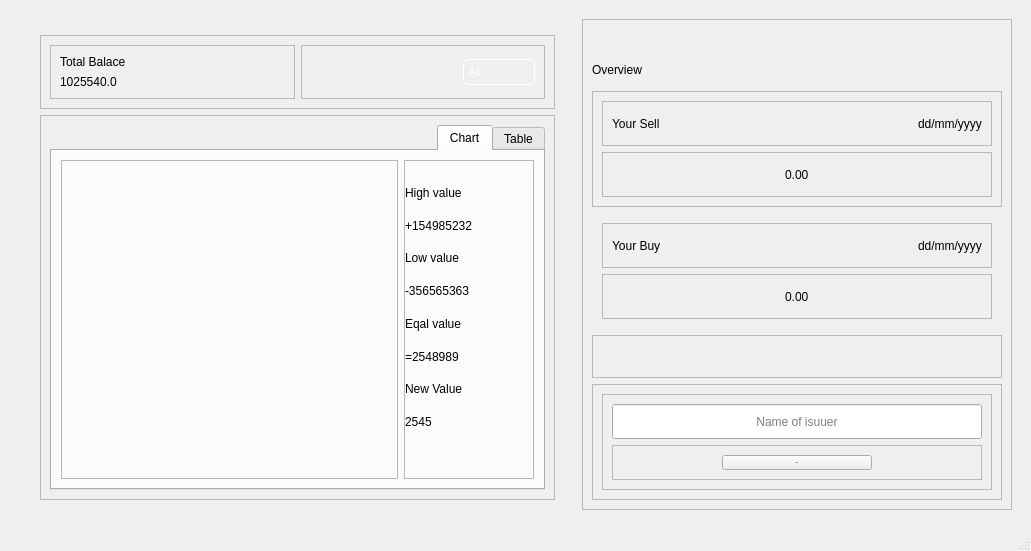
First picture: the form in untitled.ui, repository Bhavanah3131/dataAnalysis_project, before the edit.
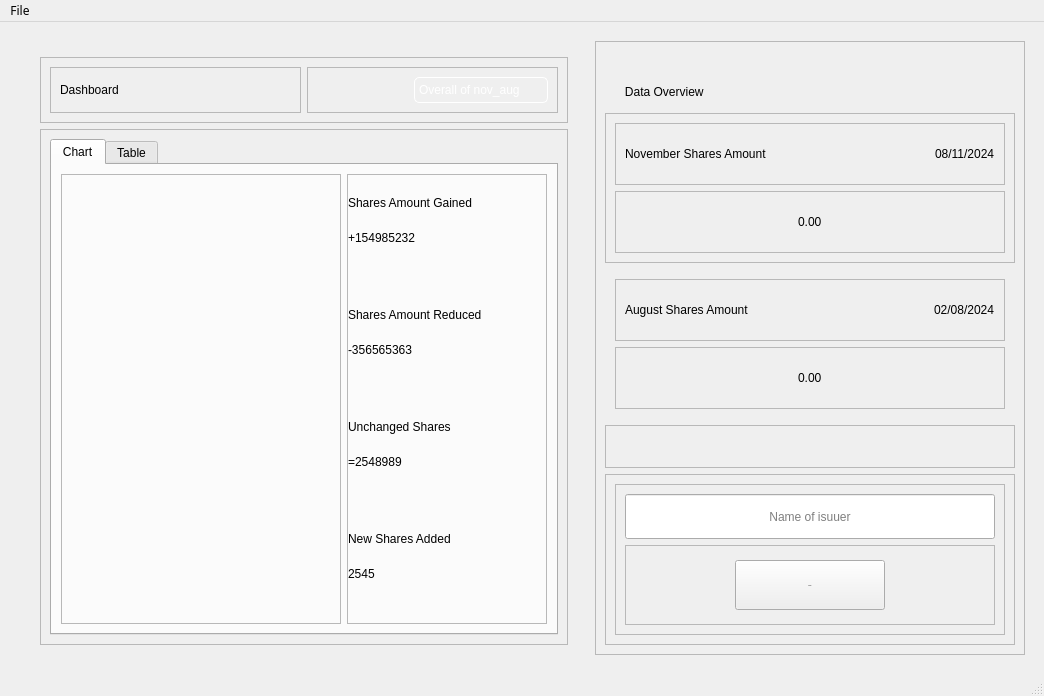
Second picture: the form after the edit. Icons and pictures are not drawn.

Patch:
```diff
--- a/untitled.ui
+++ b/untitled.ui
@@ -6,8 +6,8 @@
    <rect>
     <x>0</x>
     <y>0</y>
-    <width>1031</width>
-    <height>551</height>
+    <width>1044</width>
+    <height>696</height>
    </rect>
   </property>
   <property name="font">
@@ -124,23 +124,13 @@
                 <enum>QFrame::Raised</enum>
                </property>
                <layout class="QVBoxLayout" name="verticalLayout">
-                <item>
-                 <widget class="QLabel" name="label_2">
-                  <property name="styleSheet">
-                   <string notr="true"/>
-                  </property>
-                  <property name="text">
-                   <string>Total Balace</string>
-                  </property>
-                 </widget>
-                </item>
                 <item>
                  <widget class="QLabel" name="label_3">
                   <property name="styleSheet">
                    <string notr="true"/>
                   </property>
                   <property name="text">
-                   <string>1025540.0</string>
+                   <string>Dashboard</string>
                   </property>
                   <property name="scaledContents">
                    <bool>true</bool>
@@ -221,7 +211,7 @@
                   </property>
                   <item>
                    <property name="text">
-                    <string>All</string>
+                    <string>Overall of nov_aug</string>
                    </property>
                   </item>
                   <item>
@@ -260,6 +250,9 @@
               <verstretch>0</verstretch>
              </sizepolicy>
             </property>
+            <property name="layoutDirection">
+             <enum>Qt::LeftToRight</enum>
+            </property>
             <property name="styleSheet">
              <string notr="true"/>
             </property>
@@ -272,8 +265,14 @@
             <layout class="QVBoxLayout" name="verticalLayout_10">
              <item>
               <widget class="QTabWidget" name="tabWidget">
+               <property name="sizePolicy">
+                <sizepolicy hsizetype="Preferred" vsizetype="Expanding">
+                 <horstretch>0</horstretch>
+                 <verstretch>0</verstretch>
+                </sizepolicy>
+               </property>
                <property name="layoutDirection">
-                <enum>Qt::RightToLeft</enum>
+                <enum>Qt::LeftToRight</enum>
                </property>
                <property name="styleSheet">
                 <string notr="true">    @font-face {
@@ -302,12 +301,242 @@
         background: rgba(255, 255, 255, 0.1); /* Hover effect */
     }</string>
                </property>
+               <property name="tabPosition">
+                <enum>QTabWidget::North</enum>
+               </property>
                <property name="tabShape">
                 <enum>QTabWidget::Rounded</enum>
                </property>
                <property name="currentIndex">
                 <number>1</number>
                </property>
+               <widget class="QWidget" name="tabWidgetPage2">
+                <attribute name="title">
+                 <string>Chart</string>
+                </attribute>
+                <layout class="QHBoxLayout" name="horizontalLayout_2">
+                 <item>
+                  <widget class="QFrame" name="frame_18">
+                   <property name="sizePolicy">
+                    <sizepolicy hsizetype="Expanding" vsizetype="Expanding">
+                     <horstretch>0</horstretch>
+                     <verstretch>0</verstretch>
+                    </sizepolicy>
+                   </property>
+                   <property name="maximumSize">
+                    <size>
+                     <width>617</width>
+                     <height>16777215</height>
+                    </size>
+                   </property>
+                   <property name="styleSheet">
+                    <string notr="true">    @font-face {
+        font-family: &quot;Railway&quot;;
+        src: url(:/fonts/1x/Railway.otf);
+    }
+#frame_18{
+	font-family:&quot;Railway&quot;;
+	background-color: transparent;
+}</string>
+                   </property>
+                   <property name="frameShape">
+                    <enum>QFrame::StyledPanel</enum>
+                   </property>
+                   <property name="frameShadow">
+                    <enum>QFrame::Raised</enum>
+                   </property>
+                   <layout class="QVBoxLayout" name="verticalLayout_14">
+                    <property name="leftMargin">
+                     <number>1</number>
+                    </property>
+                    <property name="topMargin">
+                     <number>1</number>
+                    </property>
+                    <property name="rightMargin">
+                     <number>1</number>
+                    </property>
+                    <property name="bottomMargin">
+                     <number>1</number>
+                    </property>
+                   </layout>
+                  </widget>
+                 </item>
+                 <item>
+                  <widget class="QFrame" name="frame_19">
+                   <property name="sizePolicy">
+                    <sizepolicy hsizetype="Expanding" vsizetype="Expanding">
+                     <horstretch>0</horstretch>
+                     <verstretch>0</verstretch>
+                    </sizepolicy>
+                   </property>
+                   <property name="maximumSize">
+                    <size>
+                     <width>200</width>
+                     <height>16777215</height>
+                    </size>
+                   </property>
+                   <property name="styleSheet">
+                    <string notr="true">    @font-face {
+        font-family: &quot;Railway&quot;;
+        src: url(:/fonts/1x/Railway.otf);
+    }
+QFrame{
+	
+	font-size: 14pt;
+	font-family: &quot;Railway&quot;;
+	color: rgb(255, 255, 255);
+}
+#high_lbl{
+	color: rgb(0, 159, 0);
+	font-size: 15pt;font-family: &quot;Railway&quot;;
+}
+#low_lbl{
+	color: rgb(255, 0, 0);
+	font-size: 15pt;font-family: &quot;Railway&quot;;
+}
+#equal_lbl{
+	color: rgb(255, 255, 127);
+	font-size: 15pt;font-family: &quot;Railway&quot;;
+}
+#new_lbl{
+	color: rgb(0, 170, 255);
+	font-size: 15pt;font-family: &quot;Railway&quot;;
+}</string>
+                   </property>
+                   <property name="frameShape">
+                    <enum>QFrame::StyledPanel</enum>
+                   </property>
+                   <property name="frameShadow">
+                    <enum>QFrame::Raised</enum>
+                   </property>
+                   <layout class="QVBoxLayout" name="verticalLayout_13">
+                    <property name="spacing">
+                     <number>0</number>
+                    </property>
+                    <property name="leftMargin">
+                     <number>0</number>
+                    </property>
+                    <property name="topMargin">
+                     <number>0</number>
+                    </property>
+                    <property name="rightMargin">
+                     <number>0</number>
+                    </property>
+                    <property name="bottomMargin">
+                     <number>0</number>
+                    </property>
+                    <item alignment="Qt::AlignVCenter">
+                     <widget class="QLabel" name="high">
+                      <property name="text">
+                       <string>Shares Amount Gained</string>
+                      </property>
+                      <property name="textFormat">
+                       <enum>Qt::AutoText</enum>
+                      </property>
+                      <property name="scaledContents">
+                       <bool>false</bool>
+                      </property>
+                      <property name="wordWrap">
+                       <bool>false</bool>
+                      </property>
+                     </widget>
+                    </item>
+                    <item alignment="Qt::AlignTop">
+                     <widget class="QLabel" name="high_lbl">
+                      <property name="sizePolicy">
+                       <sizepolicy hsizetype="Expanding" vsizetype="Preferred">
+                        <horstretch>0</horstretch>
+                        <verstretch>0</verstretch>
+                       </sizepolicy>
+                      </property>
+                      <property name="text">
+                       <string>+154985232</string>
+                      </property>
+                      <property name="scaledContents">
+                       <bool>true</bool>
+                      </property>
+                     </widget>
+                    </item>
+                    <item alignment="Qt::AlignVCenter">
+                     <widget class="QLabel" name="low">
+                      <property name="text">
+                       <string>Shares Amount Reduced</string>
+                      </property>
+                     </widget>
+                    </item>
+                    <item alignment="Qt::AlignTop">
+                     <widget class="QLabel" name="low_lbl">
+                      <property name="sizePolicy">
+                       <sizepolicy hsizetype="Expanding" vsizetype="Preferred">
+                        <horstretch>0</horstretch>
+                        <verstretch>0</verstretch>
+                       </sizepolicy>
+                      </property>
+                      <property name="text">
+                       <string>-356565363</string>
+                      </property>
+                      <property name="scaledContents">
+                       <bool>true</bool>
+                      </property>
+                     </widget>
+                    </item>
+                    <item>
+                     <widget class="QLabel" name="equal">
+                      <property name="styleSheet">
+                       <string notr="true">#frame_19{
+	color: rgb(255, 255, 255);
+	font: 8pt &quot;Railway&quot;;
+}</string>
+                      </property>
+                      <property name="text">
+                       <string>Unchanged Shares </string>
+                      </property>
+                     </widget>
+                    </item>
+                    <item alignment="Qt::AlignTop">
+                     <widget class="QLabel" name="equal_lbl">
+                      <property name="sizePolicy">
+                       <sizepolicy hsizetype="Expanding" vsizetype="Preferred">
+                        <horstretch>0</horstretch>
+                        <verstretch>0</verstretch>
+                       </sizepolicy>
+                      </property>
+                      <property name="text">
+                       <string>=2548989</string>
+                      </property>
+                      <property name="scaledContents">
+                       <bool>true</bool>
+                      </property>
+                     </widget>
+                    </item>
+                    <item>
+                     <widget class="QLabel" name="new_">
+                      <property name="text">
+                       <string>New Shares Added</string>
+                      </property>
+                     </widget>
+                    </item>
+                    <item alignment="Qt::AlignTop">
+                     <widget class="QLabel" name="new_lbl">
+                      <property name="sizePolicy">
+                       <sizepolicy hsizetype="Expanding" vsizetype="Preferred">
+                        <horstretch>0</horstretch>
+                        <verstretch>0</verstretch>
+                       </sizepolicy>
+                      </property>
+                      <property name="text">
+                       <string>2545</string>
+                      </property>
+                      <property name="scaledContents">
+                       <bool>true</bool>
+                      </property>
+                     </widget>
+                    </item>
+                   </layout>
+                  </widget>
+                 </item>
+                </layout>
+               </widget>
                <widget class="QWidget" name="tabWidgetPage1">
                 <attribute name="title">
                  <string>Table</string>
@@ -437,207 +666,6 @@
                  </item>
                 </layout>
                </widget>
-               <widget class="QWidget" name="tabWidgetPage2">
-                <attribute name="title">
-                 <string>Chart</string>
-                </attribute>
-                <layout class="QHBoxLayout" name="horizontalLayout_2">
-                 <item>
-                  <widget class="QFrame" name="frame_19">
-                   <property name="maximumSize">
-                    <size>
-                     <width>130</width>
-                     <height>16777212</height>
-                    </size>
-                   </property>
-                   <property name="styleSheet">
-                    <string notr="true">    @font-face {
-        font-family: &quot;Railway&quot;;
-        src: url(:/fonts/1x/Railway.otf);
-    }
-QFrame{
-	
-	font-size: 10pt;
-	font-family: &quot;Railway&quot;;
-	color: rgb(255, 255, 255);
-}
-#high_lbl{
-	color: rgb(0, 159, 0);
-	font-size: 15pt;font-family: &quot;Railway&quot;;
-}
-#low_lbl{
-	color: rgb(255, 0, 0);
-	font-size: 15pt;font-family: &quot;Railway&quot;;
-}
-#equal_lbl{
-	color: rgb(255, 255, 127);
-	font-size: 15pt;font-family: &quot;Railway&quot;;
-}
-#new_lbl{
-	color: rgb(0, 170, 255);
-	font-size: 15pt;font-family: &quot;Railway&quot;;
-}</string>
-                   </property>
-                   <property name="frameShape">
-                    <enum>QFrame::StyledPanel</enum>
-                   </property>
-                   <property name="frameShadow">
-                    <enum>QFrame::Raised</enum>
-                   </property>
-                   <layout class="QVBoxLayout" name="verticalLayout_13">
-                    <property name="spacing">
-                     <number>0</number>
-                    </property>
-                    <property name="leftMargin">
-                     <number>0</number>
-                    </property>
-                    <property name="topMargin">
-                     <number>15</number>
-                    </property>
-                    <property name="rightMargin">
-                     <number>0</number>
-                    </property>
-                    <property name="bottomMargin">
-                     <number>40</number>
-                    </property>
-                    <item>
-                     <widget class="QLabel" name="high">
-                      <property name="text">
-                       <string>High value</string>
-                      </property>
-                      <property name="textFormat">
-                       <enum>Qt::AutoText</enum>
-                      </property>
-                      <property name="scaledContents">
-                       <bool>false</bool>
-                      </property>
-                      <property name="wordWrap">
-                       <bool>false</bool>
-                      </property>
-                     </widget>
-                    </item>
-                    <item>
-                     <widget class="QLabel" name="high_lbl">
-                      <property name="sizePolicy">
-                       <sizepolicy hsizetype="Expanding" vsizetype="Preferred">
-                        <horstretch>0</horstretch>
-                        <verstretch>0</verstretch>
-                       </sizepolicy>
-                      </property>
-                      <property name="text">
-                       <string>+154985232</string>
-                      </property>
-                      <property name="scaledContents">
-                       <bool>true</bool>
-                      </property>
-                     </widget>
-                    </item>
-                    <item>
-                     <widget class="QLabel" name="low">
-                      <property name="text">
-                       <string>Low value</string>
-                      </property>
-                     </widget>
-                    </item>
-                    <item>
-                     <widget class="QLabel" name="low_lbl">
-                      <property name="sizePolicy">
-                       <sizepolicy hsizetype="Expanding" vsizetype="Preferred">
-                        <horstretch>0</horstretch>
-                        <verstretch>0</verstretch>
-                       </sizepolicy>
-                      </property>
-                      <property name="text">
-                       <string>-356565363</string>
-                      </property>
-                      <property name="scaledContents">
-                       <bool>true</bool>
-                      </property>
-                     </widget>
-                    </item>
-                    <item>
-                     <widget class="QLabel" name="equal">
-                      <property name="styleSheet">
-                       <string notr="true">#frame_19{
-	color: rgb(255, 255, 255);
-	font: 8pt &quot;Railway&quot;;
-}</string>
-                      </property>
-                      <property name="text">
-                       <string>Eqal value</string>
-                      </property>
-                     </widget>
-                    </item>
-                    <item>
-                     <widget class="QLabel" name="equal_lbl">
-                      <property name="sizePolicy">
-                       <sizepolicy hsizetype="Expanding" vsizetype="Preferred">
-                        <horstretch>0</horstretch>
-                        <verstretch>0</verstretch>
-                       </sizepolicy>
-                      </property>
-                      <property name="text">
-                       <string>=2548989</string>
-                      </property>
-                      <property name="scaledContents">
-                       <bool>true</bool>
-                      </property>
-                     </widget>
-                    </item>
-                    <item>
-                     <widget class="QLabel" name="new_">
-                      <property name="text">
-                       <string>New Value</string>
-                      </property>
-                     </widget>
-                    </item>
-                    <item>
-                     <widget class="QLabel" name="new_lbl">
-                      <property name="sizePolicy">
-                       <sizepolicy hsizetype="Expanding" vsizetype="Preferred">
-                        <horstretch>0</horstretch>
-                        <verstretch>0</verstretch>
-                       </sizepolicy>
-                      </property>
-                      <property name="text">
-                       <string>2545</string>
-                      </property>
-                      <property name="scaledContents">
-                       <bool>true</bool>
-                      </property>
-                     </widget>
-                    </item>
-                   </layout>
-                  </widget>
-                 </item>
-                 <item>
-                  <widget class="QFrame" name="frame_18">
-                   <property name="maximumSize">
-                    <size>
-                     <width>360</width>
-                     <height>16777215</height>
-                    </size>
-                   </property>
-                   <property name="styleSheet">
-                    <string notr="true">    @font-face {
-        font-family: &quot;Railway&quot;;
-        src: url(:/fonts/1x/Railway.otf);
-    }
-#frame_18{
-	font-family:&quot;Railway&quot;;
-}</string>
-                   </property>
-                   <property name="frameShape">
-                    <enum>QFrame::StyledPanel</enum>
-                   </property>
-                   <property name="frameShadow">
-                    <enum>QFrame::Raised</enum>
-                   </property>
-                   <layout class="QVBoxLayout" name="verticalLayout_14"/>
-                  </widget>
-                 </item>
-                </layout>
-               </widget>
               </widget>
              </item>
             </layout>
@@ -704,7 +732,7 @@
              <string notr="true"/>
             </property>
             <property name="text">
-             <string>Overview</string>
+             <string>      Data Overview</string>
             </property>
            </widget>
           </item>
@@ -756,7 +784,7 @@
                    <string notr="true"/>
                   </property>
                   <property name="text">
-                   <string>Your Sell</string>
+                   <string>November Shares Amount</string>
                   </property>
                  </widget>
                 </item>
@@ -766,7 +794,7 @@
                    <string notr="true"/>
                   </property>
                   <property name="text">
-                   <string>dd/mm/yyyy</string>
+                   <string>08/11/2024</string>
                   </property>
                  </widget>
                 </item>
@@ -864,7 +892,7 @@
                    <string notr="true"/>
                   </property>
                   <property name="text">
-                   <string>Your Buy</string>
+                   <string>August Shares Amount</string>
                   </property>
                  </widget>
                 </item>
@@ -874,7 +902,7 @@
                    <string notr="true"/>
                   </property>
                   <property name="text">
-                   <string>dd/mm/yyyy</string>
+                   <string>02/08/2024</string>
                   </property>
                  </widget>
                 </item>
@@ -1084,10 +1112,19 @@
     <rect>
      <x>0</x>
      <y>0</y>
-     <width>1031</width>
-     <height>21</height>
+     <width>1044</width>
+     <height>23</height>
     </rect>
    </property>
+   <widget class="QMenu" name="menuFile">
+    <property name="title">
+     <string>File</string>
+    </property>
+    <addaction name="actionNew"/>
+    <addaction name="actionOpen"/>
+    <addaction name="actionExit"/>
+   </widget>
+   <addaction name="menuFile"/>
   </widget>
   <widget class="QStatusBar" name="statusbar"/>
  </widget>
```
Left out of the diff: 55 changed lines with no effect on the pictures.
